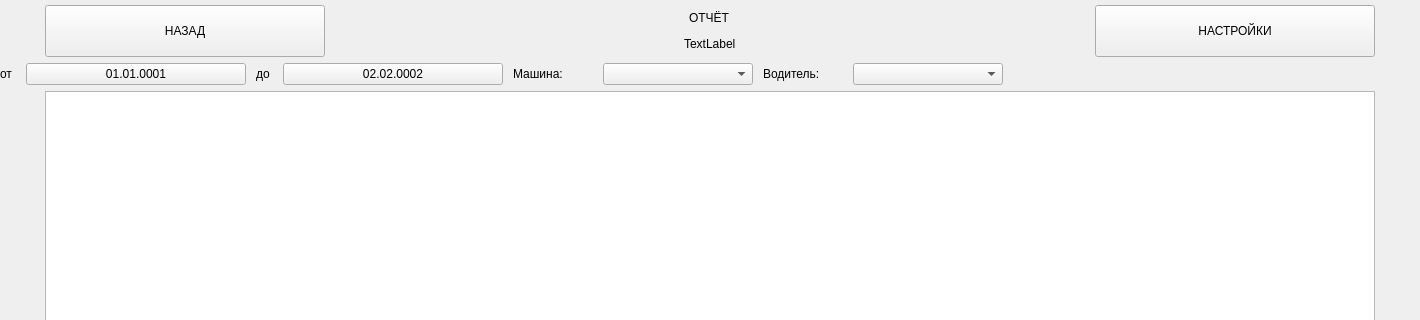
Above: EcoTaxiQt/pages/generalreport.ui from zhanyysh/ecotaxi before the change; both pictures show x 0 to 1420 and y 0 to 320 of the 1420 by 720 pixel window. Below: the same form after it.
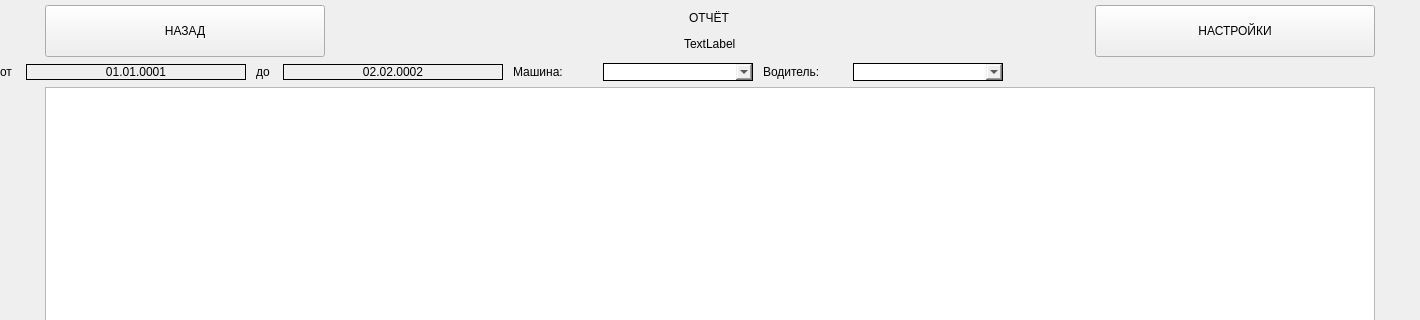
That is the form after the change.

What changed in the file:
```diff
--- a/EcoTaxiQt/pages/generalreport.ui
+++ b/EcoTaxiQt/pages/generalreport.ui
@@ -136,6 +136,9 @@
          <height>0</height>
         </size>
        </property>
+       <property name="styleSheet">
+        <string notr="true">border: 1px solid black;</string>
+       </property>
        <property name="text">
         <string>01.01.0001</string>
        </property>
@@ -156,6 +159,9 @@
          <height>0</height>
         </size>
        </property>
+       <property name="styleSheet">
+        <string notr="true">border: 1px solid black;</string>
+       </property>
        <property name="text">
         <string>02.02.0002</string>
        </property>
@@ -182,6 +188,9 @@
          <height>0</height>
         </size>
        </property>
+       <property name="styleSheet">
+        <string notr="true">border: 1px solid black;</string>
+       </property>
       </widget>
      </item>
      <item>
@@ -215,6 +224,9 @@
          <height>0</height>
         </size>
        </property>
+       <property name="styleSheet">
+        <string notr="true">border: 1px solid black;</string>
+       </property>
       </widget>
      </item>
      <item>
```
